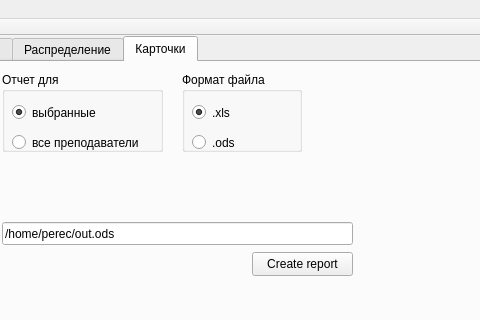
Old version of the form mainwindow.ui in the repository alexeypertcev/ksu-ivt-nagruzka; both pictures show x 525 to 1005 and y 0 to 320 of the 1270 by 700 pixel window.
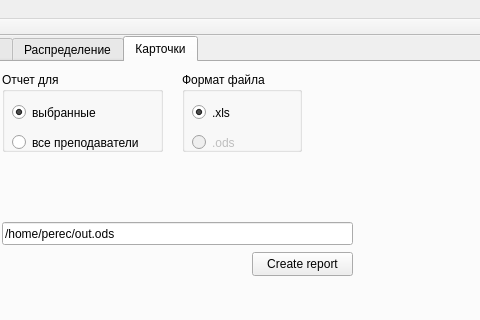
New version of the form. Custom widgets are drawn as their Qt base class.

```diff
--- a/mainwindow.ui
+++ b/mainwindow.ui
@@ -598,6 +598,9 @@
        </property>
       </widget>
       <widget class="QRadioButton" name="radioButton_5">
+       <property name="enabled">
+        <bool>false</bool>
+       </property>
        <property name="geometry">
         <rect>
          <x>10</x>
```
Left out of the diff: 2 changed lines with no effect on the pictures.
